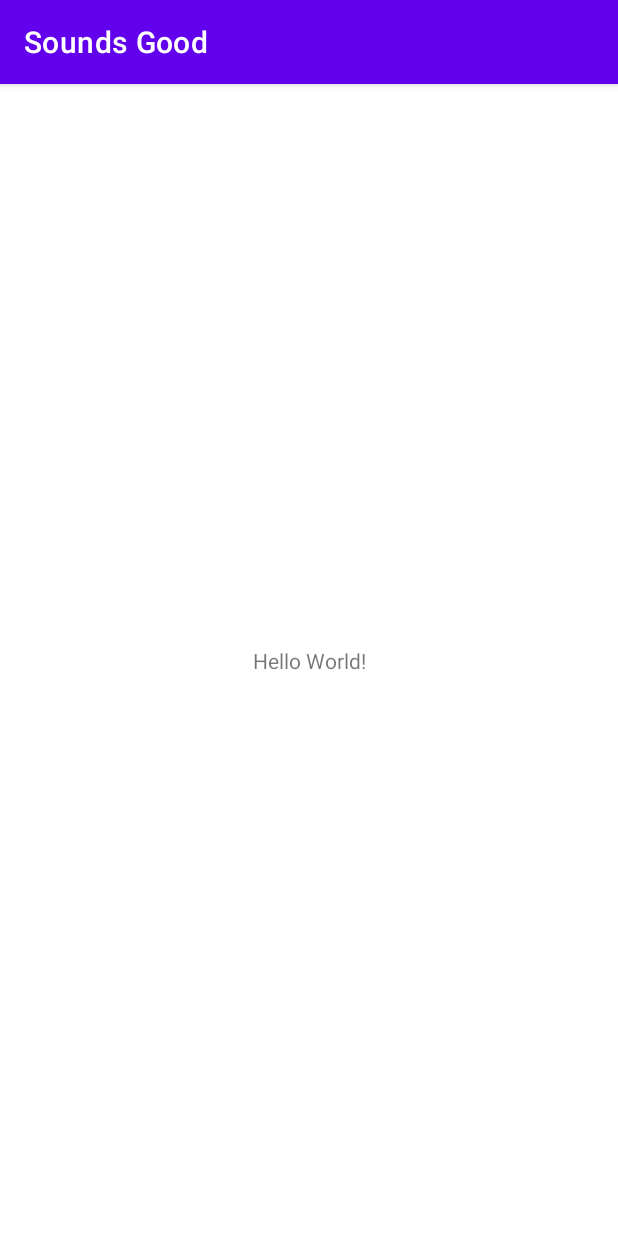
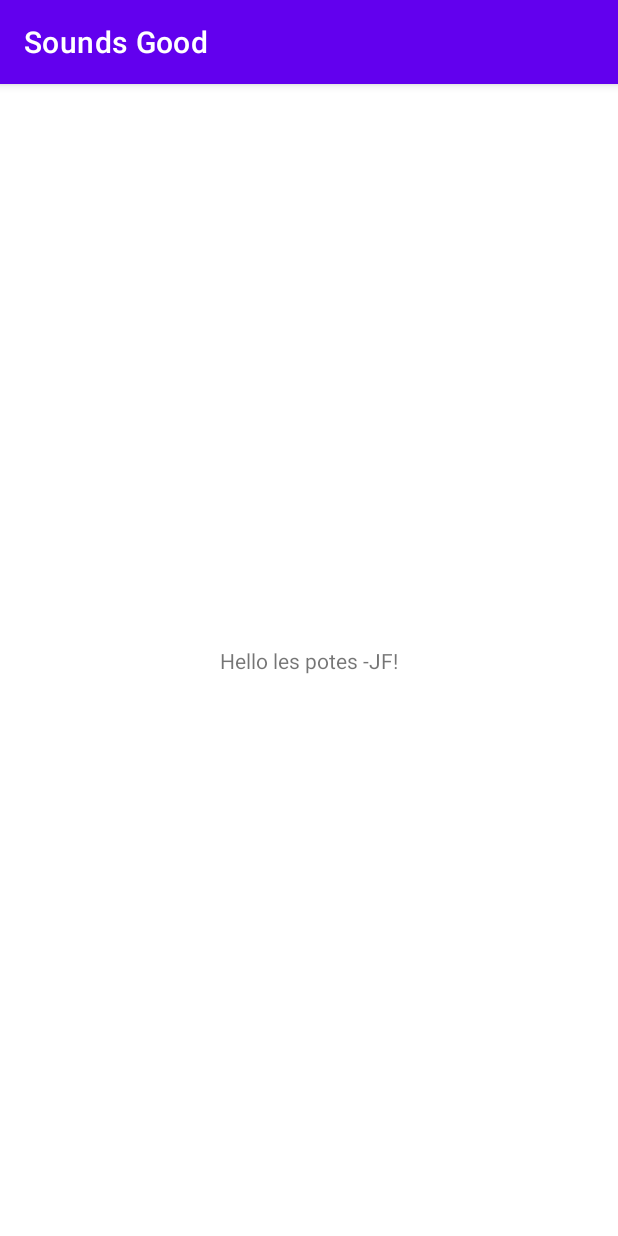
Before and after one commit to DufourV/SoundsGood, an Android app: the screen it shows after launch (MainActivity), on a phone screen of 412 x 824 dp. Run offline under Robolectric (Android 15) with nearby library versions, the phone set to English and light mode, and no system bars.

Commit message:
Test d'un push voir si tout est ok

```diff
--- a/app/src/main/res/layout/activity_main.xml
+++ b/app/src/main/res/layout/activity_main.xml
@@ -9,7 +9,7 @@
     <TextView
         android:layout_width="wrap_content"
         android:layout_height="wrap_content"
-        android:text="Hello World!"
+        android:text="Hello les potes -JF!"
         app:layout_constraintBottom_toBottomOf="parent"
         app:layout_constraintLeft_toLeftOf="parent"
         app:layout_constraintRight_toRightOf="parent"
```
